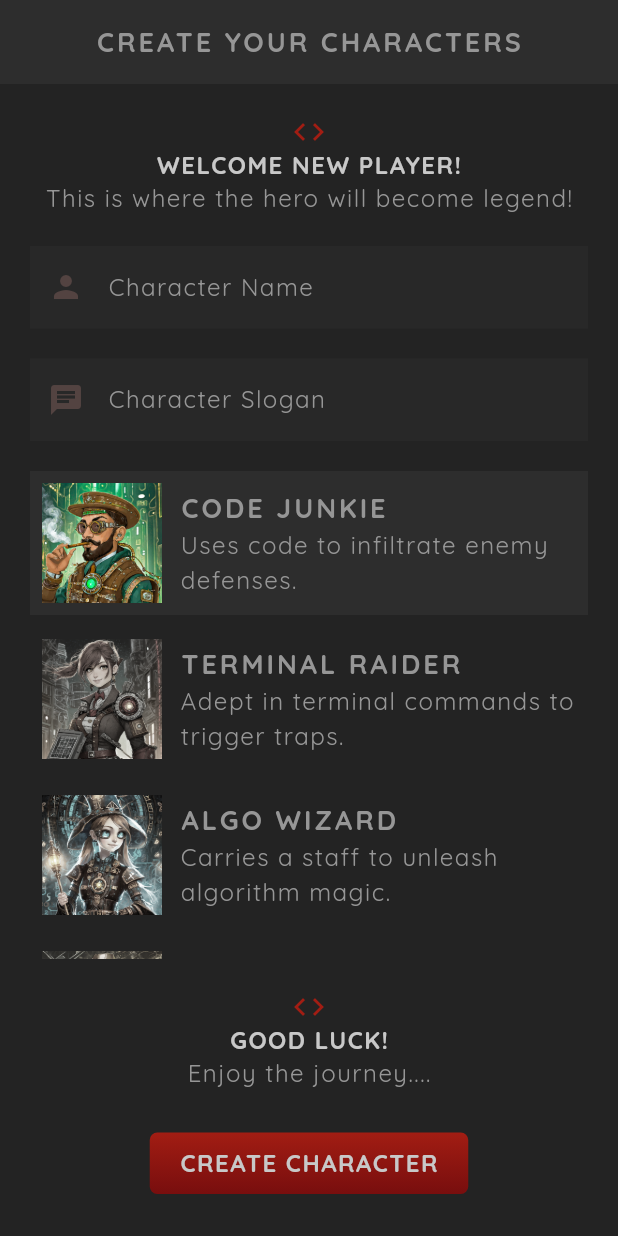
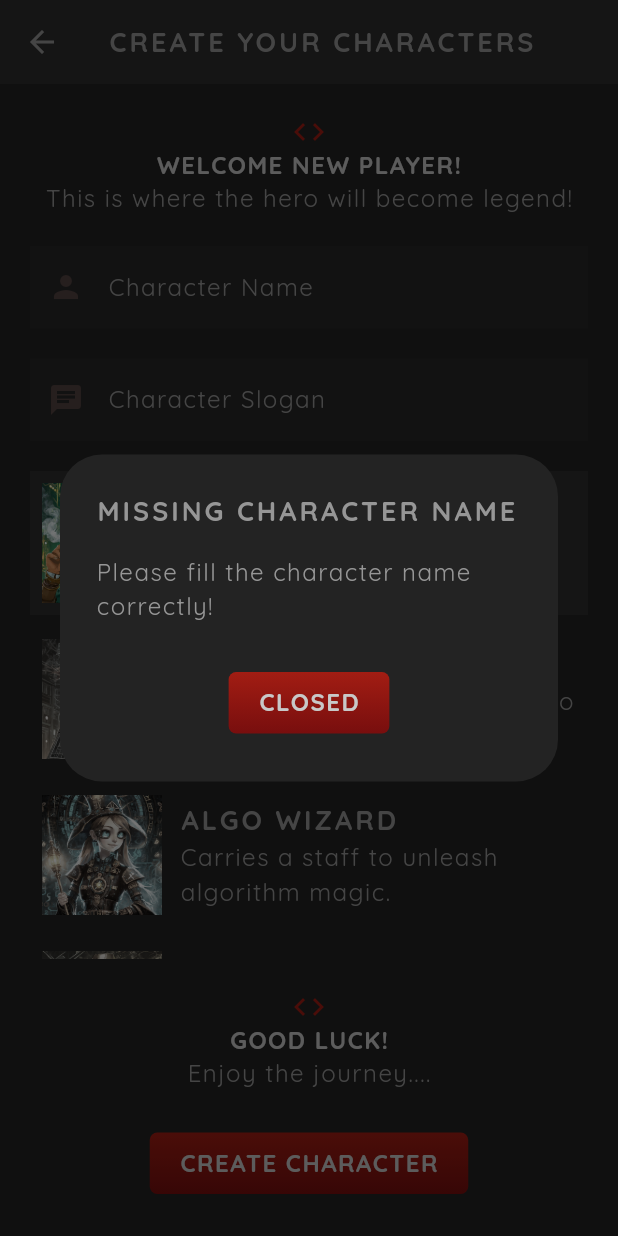
Before and after one commit to sirabdi/flutter-project, a Flutter app: the Create screen opened directly, after a tap on "CREATE CHARACTER", on a phone screen of 412 x 824 dp. Run offline on Flutter 3.47's test engine with Material 3 defaults, Android fonts, the phone set to English and light mode, and no system bars; our stand-ins replace google_fonts.

Commit message:
Initiate Flutter RPG

```diff
--- a/flutter_rpg/lib/main.dart
+++ b/flutter_rpg/lib/main.dart
@@ -1,10 +1,10 @@
 import 'package:flutter/material.dart';
-import 'package:flutter_rpg/screens/create/create.dart';
+// import 'package:flutter_rpg/screens/create/create.dart';
 import 'package:flutter_rpg/theme.dart';
-// import 'package:flutter_rpg/screens/home/home.dart';
+import 'package:flutter_rpg/screens/home/home.dart';
 
 void main() {
-  runApp(MaterialApp(theme: primaryTheme, home: const Create()));
+  runApp(MaterialApp(theme: primaryTheme, home: const Home()));
 }
 
 class SandBox extends StatelessWidget {
--- a/flutter_rpg/lib/screens/create/create.dart
+++ b/flutter_rpg/lib/screens/create/create.dart
@@ -1,7 +1,9 @@
 import 'package:flutter/material.dart';
 import 'package:flutter_rpg/models/character.dart';
 import 'package:flutter_rpg/models/vocation.dart';
+import 'package:flutter_rpg/screens/create/error_dialog.dart';
 import 'package:flutter_rpg/screens/create/vocation_card.dart';
+import 'package:flutter_rpg/screens/home/home.dart';
 import 'package:flutter_rpg/shared/styled_button.dart';
 import 'package:flutter_rpg/shared/styled_text.dart';
 import 'package:flutter_rpg/theme.dart';
@@ -41,10 +43,30 @@ class _CreateState extends State<Create> {
   void handleSubmit() {
     if (_nameController.text.trim().isEmpty) {
       // show error dialog
+      showDialog(
+        context: context,
+        builder: (ctx) {
+          return ErrorDialog(
+            title: 'Missing Character Name',
+            description: 'Please fill the character name correctly!',
+            ctx: ctx,
+          );
+        },
+      );
       return;
     }
     if (_sloganController.text.trim().isEmpty) {
       // show error dialog
+      showDialog(
+        context: context,
+        builder: (ctx) {
+          return ErrorDialog(
+            title: 'Missing Slogan Name',
+            description: 'Please fill the slogan name correctly!',
+            ctx: ctx,
+          );
+        },
+      );
       return;
     }
 
@@ -56,6 +78,8 @@ class _CreateState extends State<Create> {
         id: uuid.v4(),
       ),
     );
+
+    Navigator.push(context, MaterialPageRoute(builder: (ctx) => const Home()));
   }
 
   @override
@@ -147,8 +171,6 @@ class _CreateState extends State<Create> {
             ),
           ],
         ),
-        // child: SingleChildScrollView(
-        // ),
       ),
     );
   }
--- /dev/null
+++ b/flutter_rpg/lib/screens/create/error_dialog.dart
@@ -0,0 +1,33 @@
+import 'package:flutter/material.dart';
+import 'package:flutter_rpg/shared/styled_button.dart';
+import 'package:flutter_rpg/shared/styled_text.dart';
+
+class ErrorDialog extends StatelessWidget {
+  const ErrorDialog({
+    super.key,
+    required this.title,
+    required this.description,
+    required this.ctx,
+  });
+
+  final String title;
+  final String description;
+  final BuildContext ctx;
+
+  @override
+  Widget build(BuildContext context) {
+    return AlertDialog(
+      title: StyledHeading(title),
+      content: StyledText(description),
+      actions: [
+        StyledButton(
+          onPressed: () {
+            Navigator.pop(ctx);
+          },
+          child: const StyledTitle('Closed'),
+        ),
+      ],
+      actionsAlignment: MainAxisAlignment.center,
+    );
+  }
+}
--- a/flutter_rpg/lib/theme.dart
+++ b/flutter_rpg/lib/theme.dart
@@ -62,4 +62,7 @@ ThemeData primaryTheme = ThemeData(
     border: InputBorder.none,
     labelStyle: TextStyle(color: AppColors.textColor),
   ),
+
+  //dialog theme
+  dialogTheme: DialogThemeData(backgroundColor: AppColors.secondaryAccent),
 );
```
Also changed, not shown: flutter_rpg/lib/screens/home/character_card.dart (+7 -1 lines), flutter_rpg/lib/screens/home/home.dart (+7 -1 lines), flutter_rpg/lib/screens/profile/profile.dart (added, +19 -0 lines).
